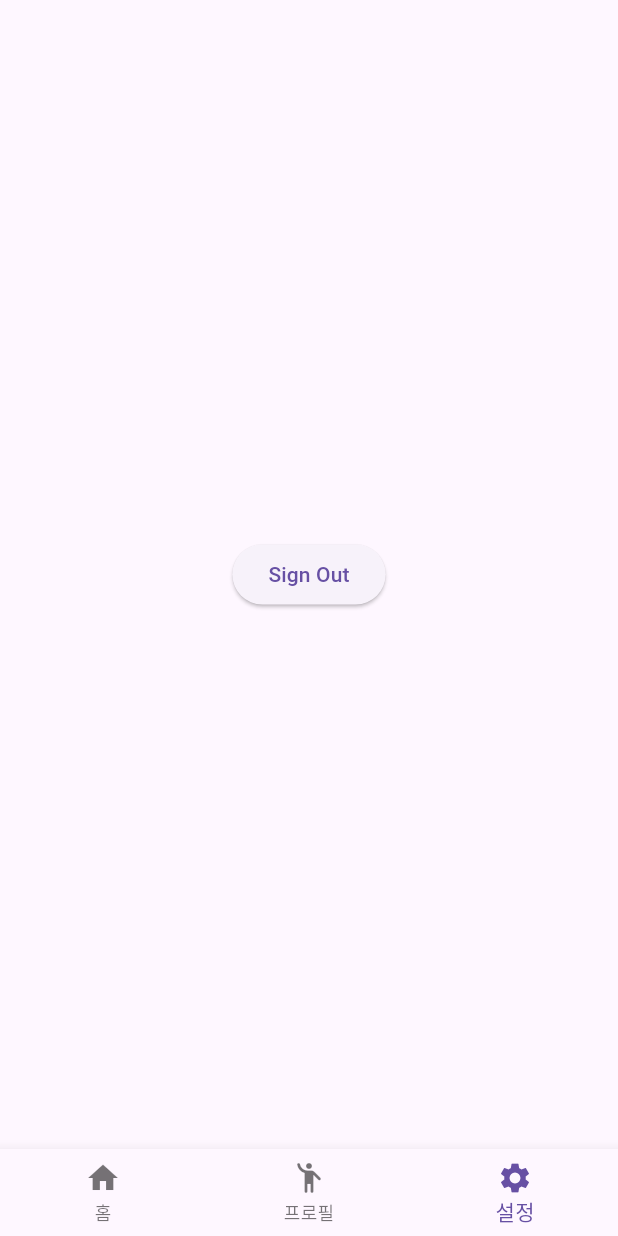
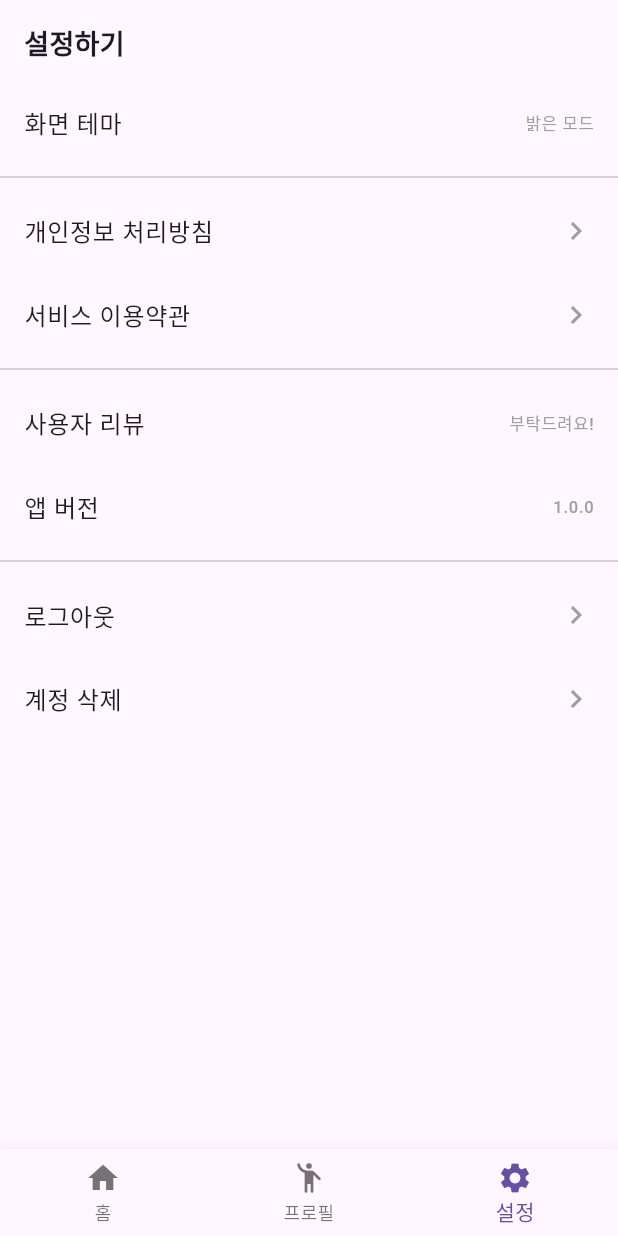
Before and after one commit to urbosaDev/ETA, a Flutter app: the BottomNavView screen opened by its route, item 3 of the bottom bar chosen, on a phone screen of 412 x 824 dp. Run offline on Flutter 3.47's test engine with Material 3 defaults, Android fonts, the phone set to English and light mode, and no system bars; our stand-ins replace cloud_firestore, firebase_auth, firebase_core, firebase_messaging, flutter_dotenv, get and 2 more; missing offline and left inert: flutter_naver_map; accounts and stored records are empty; generated files the repository leaves out were written again; statements that could not run were skipped.

Commit message:
settingView초기구성

```diff
--- /dev/null
+++ b/lib/presentation/bottomNav/setting/component/setting_tile.dart
@@ -0,0 +1,27 @@
+import 'package:flutter/material.dart';
+
+class SettingTile extends StatelessWidget {
+  final String title;
+  final String? value;
+  final VoidCallback onTap;
+
+  const SettingTile({
+    super.key,
+    required this.title,
+    required this.onTap,
+    this.value,
+  });
+
+  @override
+  Widget build(BuildContext context) {
+    return ListTile(
+      contentPadding: const EdgeInsets.symmetric(horizontal: 16),
+      title: Text(title, style: const TextStyle(fontSize: 16)),
+      trailing:
+          value != null
+              ? Text(value!, style: TextStyle(color: Colors.grey[500]))
+              : const Icon(Icons.chevron_right, color: Colors.grey),
+      onTap: onTap,
+    );
+  }
+}
--- a/lib/presentation/bottomNav/setting/setting_view.dart
+++ b/lib/presentation/bottomNav/setting/setting_view.dart
@@ -1,5 +1,6 @@
 import 'package:flutter/material.dart';
 import 'package:get/get.dart';
+import 'package:what_is_your_eta/presentation/bottomNav/setting/component/setting_tile.dart';
 import 'package:what_is_your_eta/presentation/bottomNav/setting/setting_view_model.dart';
 
 class SettingView extends GetView<SettingViewModel> {
@@ -7,14 +8,42 @@ class SettingView extends GetView<SettingViewModel> {
 
   @override
   Widget build(BuildContext context) {
-    return Center(
-      child: ElevatedButton(
-        onPressed: () {
-          controller.signOut();
+    return Obx(() {
+      if (controller.isSignedOut.value) {
+        WidgetsBinding.instance.addPostFrameCallback((_) {
           Get.offNamed('/login');
-        },
-        child: const Text('Sign Out'),
-      ),
-    );
+        });
+      }
+
+      return SafeArea(
+        child: ListView(
+          padding: const EdgeInsets.symmetric(vertical: 16),
+          children: [
+            const Padding(
+              padding: EdgeInsets.symmetric(horizontal: 16),
+              child: Text(
+                "설정하기",
+                style: TextStyle(fontSize: 18, fontWeight: FontWeight.bold),
+              ),
+            ),
+            const SizedBox(height: 12),
+            SettingTile(
+              title: "화면 테마",
+              value: Get.isDarkMode ? "어두운 모드" : "밝은 모드",
+              onTap: () {},
+            ),
+            const Divider(),
+            SettingTile(title: "개인정보 처리방침", onTap: () {}),
+            SettingTile(title: "서비스 이용약관", onTap: () {}),
+            const Divider(),
+            SettingTile(title: "사용자 리뷰", value: "부탁드려요!", onTap: () {}),
+            SettingTile(title: "앱 버전", value: "1.0.0", onTap: () {}),
+            const Divider(),
+            SettingTile(title: "로그아웃", onTap: controller.signOut),
+            SettingTile(title: "계정 삭제", onTap: () {}),
+          ],
+        ),
+      );
+    });
   }
 }
--- a/lib/presentation/bottomNav/setting/setting_view_model.dart
+++ b/lib/presentation/bottomNav/setting/setting_view_model.dart
@@ -11,8 +11,11 @@ class SettingViewModel extends GetxController {
   }) : _fcmTokenRepository = fcmTokenRepository,
        _authRepository = authRepository;
 
+  final RxBool isSignedOut = false.obs;
+
   Future<void> signOut() async {
     await _fcmTokenRepository.deleteFcmToken();
     await _authRepository.signOut();
+    isSignedOut.value = true;
   }
 }
```
